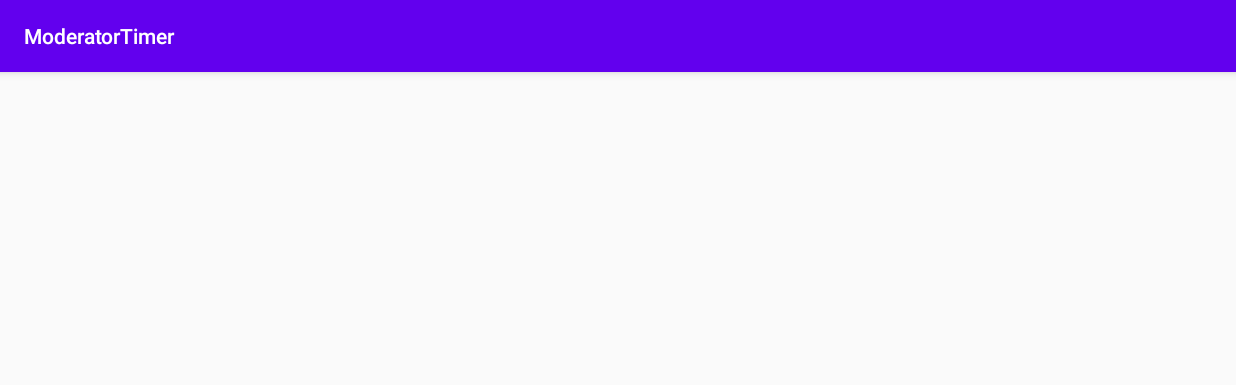
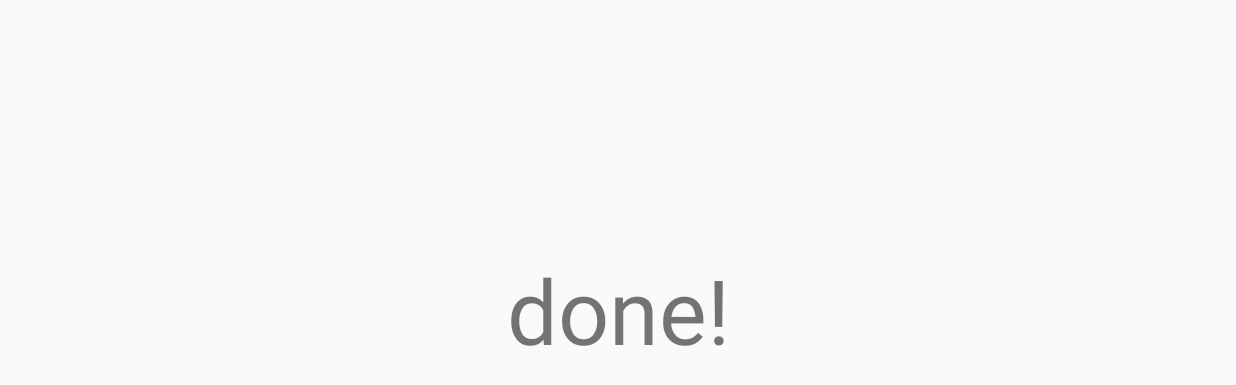
Before and after one commit to Hatland87/ModeratorTime, an Android app: the TidActivity screen opened directly, with no data from a screen before it, on a phone screen of 824 x 412 dp (held sideways). Shown: the top 385 px of the screen. Run offline under Robolectric (Android 15) with nearby library versions, the phone set to English and light mode, and no system bars.

Commit message:
pass time through activities

```diff
--- a/app/src/main/AndroidManifest.xml
+++ b/app/src/main/AndroidManifest.xml
@@ -14,6 +14,7 @@
         <activity
             android:name=".TidActivity"
             android:screenOrientation="landscape"
+
             tools:ignore="LockedOrientationActivity">
         </activity>
         <activity
--- a/app/src/main/java/com/hatland/moderatortimer/TidActivity.kt
+++ b/app/src/main/java/com/hatland/moderatortimer/TidActivity.kt
@@ -1,14 +1,46 @@
 package com.hatland.moderatortimer
 
+import android.os.Bundle
+import android.os.CountDownTimer
+import android.util.Log
+import android.view.View
 import androidx.appcompat.app.AppCompatActivity
-import android.os.Bundle
-import android.util.Log
+import kotlinx.android.synthetic.main.activity_tid.*
+
 
 class TidActivity : AppCompatActivity() {
 
     override fun onCreate(savedInstanceState: Bundle?) {
         super.onCreate(savedInstanceState)
         setContentView(R.layout.activity_tid)
+
+        // fullscreen
+        window.decorView.systemUiVisibility = (
+                View.SYSTEM_UI_FLAG_IMMERSIVE_STICKY
+                        or View.SYSTEM_UI_FLAG_LAYOUT_STABLE
+                        or View.SYSTEM_UI_FLAG_LAYOUT_HIDE_NAVIGATION
+                        or View.SYSTEM_UI_FLAG_LAYOUT_FULLSCREEN
+                        or View.SYSTEM_UI_FLAG_HIDE_NAVIGATION
+                        or View.SYSTEM_UI_FLAG_FULLSCREEN)
+
+        val tid = intent.getLongExtra("TID", 0) * 1000
+
+        Log.i("Tid Activity", "Tid er $tid")
+
+        object : CountDownTimer(tid, 1000) {
+            override fun onTick(millisUntilFinished: Long) {
+                textViewTid.text = "seconds remaining: " + millisUntilFinished / 1000
+            }
+
+            override fun onFinish() {
+                textViewTid.text = "done!"
+            }
+        }.start()
+
+    }
+
+    fun killCountDown(view: View) {
+        finish()
     }
 
     override fun onStart() {
--- a/app/src/main/res/layout/activity_tid.xml
+++ b/app/src/main/res/layout/activity_tid.xml
@@ -6,4 +6,26 @@
     android:layout_height="match_parent"
     tools:context=".TidActivity">
 
+    <TextView
+        android:id="@+id/textViewTid"
+        android:layout_width="wrap_content"
+        android:layout_height="wrap_content"
+        android:text=""
+        android:textSize="60sp"
+        app:layout_constraintBottom_toBottomOf="parent"
+        app:layout_constraintEnd_toEndOf="parent"
+        app:layout_constraintStart_toStartOf="parent"
+        app:layout_constraintTop_toTopOf="parent" />
+
+    <FrameLayout
+        android:layout_width="0dp"
+        android:layout_height="0dp"
+        android:onClick="killCountDown"
+        app:layout_constraintBottom_toBottomOf="parent"
+        app:layout_constraintEnd_toEndOf="parent"
+        app:layout_constraintStart_toStartOf="parent"
+        app:layout_constraintTop_toTopOf="parent">
+
+    </FrameLayout>
+
 </androidx.constraintlayout.widget.ConstraintLayout>
```
Also changed, not shown: app/src/main/java/com/hatland/moderatortimer/ControllActivity.kt (+21 -15 lines), app/src/main/java/com/hatland/moderatortimer/MainActivity.kt (+9 -14 lines), app/src/main/res/layout/activity_controll.xml (+22 -1 lines).
